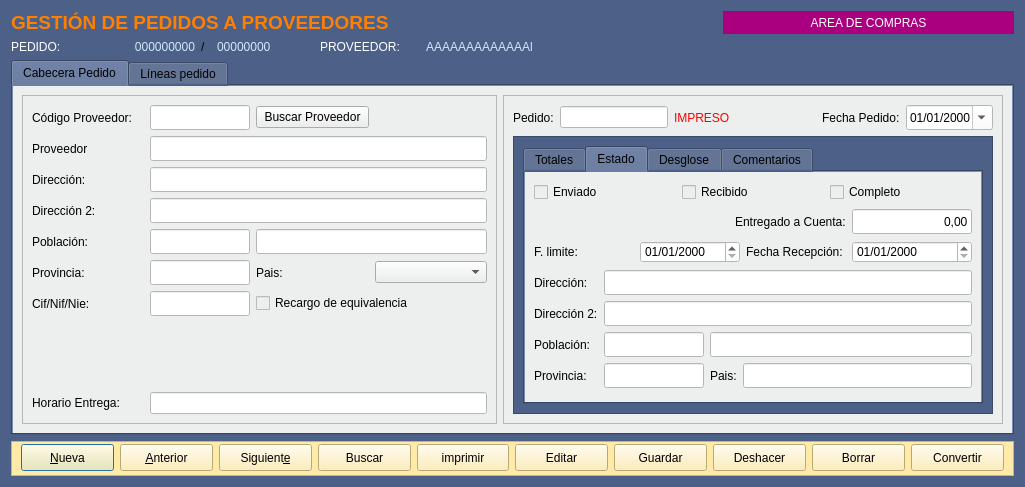
Before: the Qt Designer form Zona_Compras/frmpedidosproveedor.ui in arcnexus/RedFoX, drawn with Qt 5.
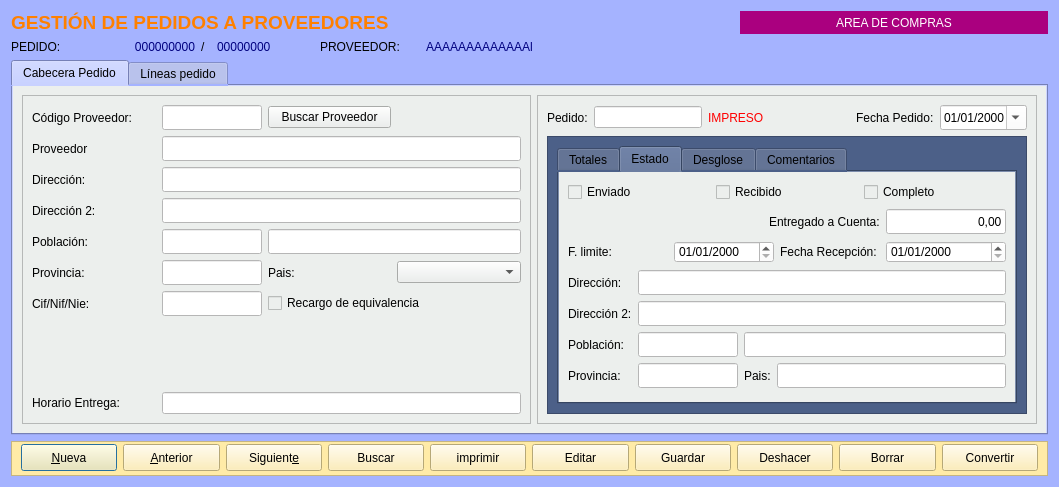
After: the same form once the commit is applied. Icons and pictures are not drawn.

The edit to the form file:
```diff
--- a/Zona_Compras/frmpedidosproveedor.ui
+++ b/Zona_Compras/frmpedidosproveedor.ui
@@ -6,7 +6,7 @@
    <rect>
     <x>0</x>
     <y>0</y>
-    <width>1025</width>
+    <width>1059</width>
     <height>487</height>
    </rect>
   </property>
@@ -18,7 +18,7 @@
     <normaloff>:/Icons/PNG/Maya.png</normaloff>:/Icons/PNG/Maya.png</iconset>
   </property>
   <property name="styleSheet">
-   <string notr="true">background-color:#4c6088</string>
+   <string notr="true">background-color: rgb(165, 179, 255);</string>
   </property>
   <layout class="QGridLayout" name="gridLayout_11">
    <item row="1" column="3">
@@ -30,7 +30,7 @@
       </size>
      </property>
      <property name="styleSheet">
-      <string notr="true">color: rgb(208, 233, 255)</string>
+      <string notr="true">color: rgb(0, 0, 127)</string>
      </property>
      <property name="text">
       <string>00000000</string>
@@ -299,7 +299,7 @@
    <item row="1" column="5">
     <widget class="QLabel" name="lblnombreProveedor">
      <property name="styleSheet">
-      <string notr="true">color: rgb(208, 233, 255)</string>
+      <string notr="true">color: rgb(0, 0, 127)</string>
      </property>
      <property name="text">
       <string>AAAAAAAAAAAAAl</string>
@@ -2233,7 +2233,7 @@
       </size>
      </property>
      <property name="styleSheet">
-      <string notr="true">color: rgb(255, 255, 255);</string>
+      <string notr="true">color: rgb(0, 0, 0);</string>
      </property>
      <property name="text">
       <string>PROVEEDOR:</string>
@@ -2249,7 +2249,7 @@
       </size>
      </property>
      <property name="styleSheet">
-      <string notr="true">color: rgb(255, 255, 255);</string>
+      <string notr="true">color: rgb(0, 0, 0);</string>
      </property>
      <property name="text">
       <string>PEDIDO:</string>
@@ -2265,7 +2265,7 @@
       </size>
      </property>
      <property name="styleSheet">
-      <string notr="true">color: rgb(208, 233, 255)</string>
+      <string notr="true">color: rgb(0, 0, 127)</string>
      </property>
      <property name="text">
       <string>000000000</string>
```
